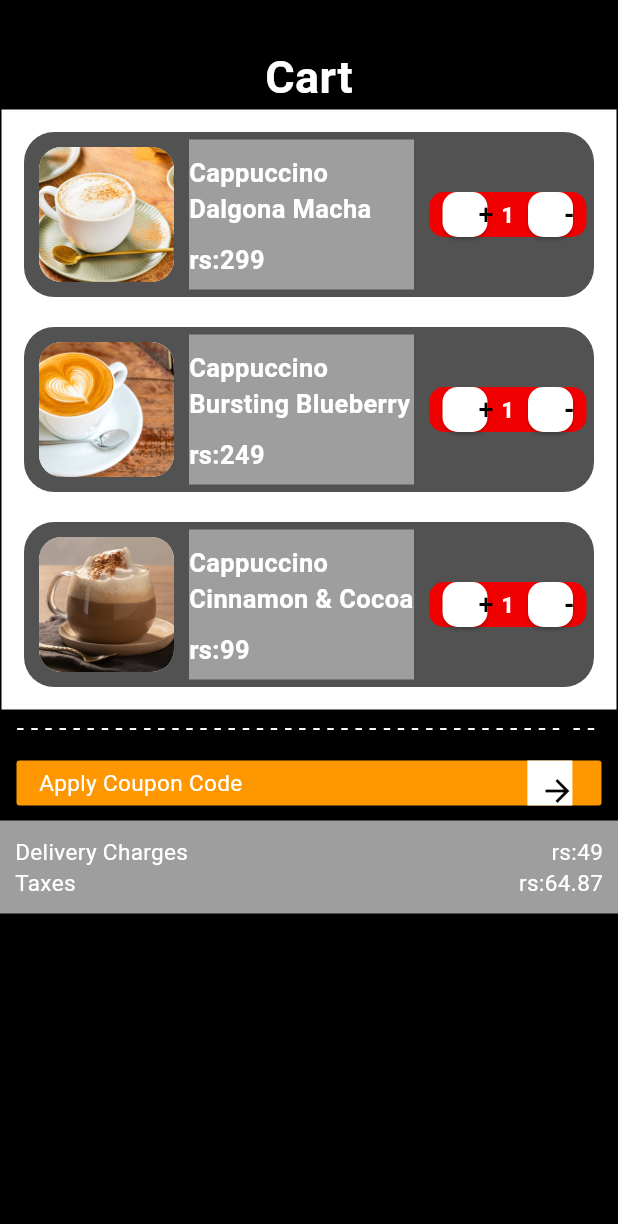
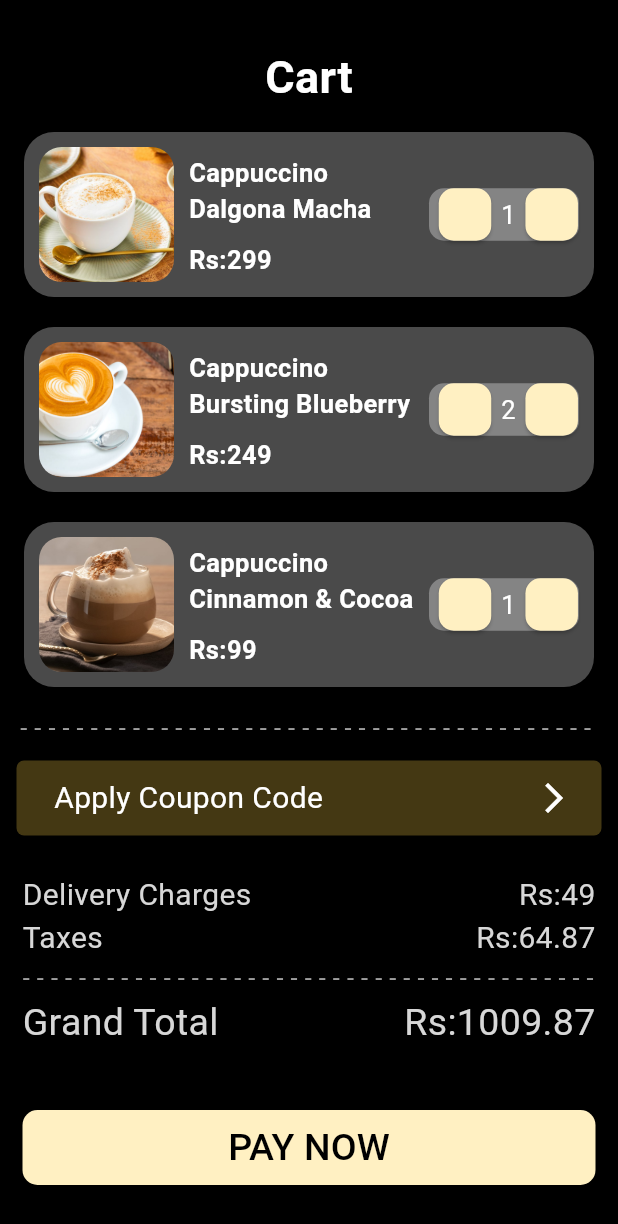
Before and after one commit to Darwynkjoy/Barista_coffee, a Flutter app: the Cartpage screen opened directly, on a phone screen of 412 x 824 dp. Shown: the top 1224 px of the screen. Run offline on Flutter 3.47's test engine with Material 3 defaults, Android fonts, the phone set to English and light mode, and no system bars.

Commit message:
daily push

```diff
--- a/lib/cartpage.dart
+++ b/lib/cartpage.dart
@@ -8,17 +8,21 @@ class Cartpage extends StatelessWidget{
     {
       "image":"assets/images/coffe1.jpg",
       "name":"Dalgona Macha",
-      "price":"rs:299"
+      "price":"Rs:299",
+      "quantity":"1",
     },
     {
       "image":"assets/images/coffee2.jpg",
       "name":"Bursting Blueberry",
-      "price":"rs:249"
+      "price":"Rs:249",
+      "quantity":"2",
+
     },
     {
       "image":"assets/images/coffee3.jpg",
       "name":"Cinnamon & Cocoa",
-      "price":"rs:99"
+      "price":"Rs:99",
+      "quantity":"1"
     },
 
     ];
@@ -32,7 +36,6 @@ class Cartpage extends StatelessWidget{
         Text("Cart",style: TextStyle(fontSize: 30,fontWeight: FontWeight.bold,color: Colors.white),),
         Container(
           width: 410,height: 400,
-          color: Colors.white,
           child: ListView.separated(
             padding: EdgeInsets.all(15),
             itemBuilder: (context,index){
@@ -45,13 +48,11 @@ class Cartpage extends StatelessWidget{
                       width: 90,
                       decoration: BoxDecoration(
                         borderRadius: BorderRadius.circular(15),
-                        color: const Color.fromARGB(255, 255, 254, 254),
                         image: DecorationImage(image: AssetImage(imageList[index]["image"]),fit: BoxFit.cover)
                         ),
                       ),
                       SizedBox(width: 10,),
                   Container(
-                    color: Colors.grey,
                     height: 100,
                     width: 150,
                     child: Column(
@@ -65,42 +66,52 @@ class Cartpage extends StatelessWidget{
                       ],
                     ),
                   ),
+
                   SizedBox(width: 10,),
+
                   Container(
-                    height: 30,
-                    width: 105,
-                    decoration: BoxDecoration(borderRadius: BorderRadius.circular(10),color: const Color.fromARGB(255, 240, 0, 0)),
+                    height: 35,
+                    width: 100,
+                    decoration: BoxDecoration(borderRadius: BorderRadius.circular(10),color: const Color.fromARGB(255, 132, 132, 132)),
                     child: Row(
                       mainAxisAlignment: MainAxisAlignment.spaceBetween,
                       children: [
-                        ElevatedButton(
-                          style: ElevatedButton.styleFrom(
-                            minimumSize:Size(30,30),
-                            maximumSize: Size(30,30),
-                            backgroundColor: Colors.white,
-                            shape: RoundedRectangleBorder(borderRadius: BorderRadius.circular(10))
-                          ),
-                          onPressed: (){}, child: Center(child: Text("+",style: TextStyle(color: Colors.black,fontSize: 18),)),),
+                        SizedBox(
+                          //height: 35,
+                          //width: 35,
+                          child: ElevatedButton(
+                            style: ElevatedButton.styleFrom(
+                              minimumSize: Size(35, 35),
+                              maximumSize: Size(35, 35),
+                              shape: RoundedRectangleBorder(borderRadius: BorderRadius.circular(10)),
+                              backgroundColor: const Color.fromARGB(255, 255, 240, 194)
+                            ),
+                            onPressed: (){}, child: Text("+",style: TextStyle(fontSize: 25,color: Colors.black),)),
+                        ),
 
-                        Text("1",style: TextStyle(color: Colors.white,fontSize: 15,fontWeight: FontWeight.bold),),
+                        Text(imageList[index]["quantity"],style: TextStyle(fontSize: 17,color: Colors.white),),
 
-                        ElevatedButton(
-                          style: ElevatedButton.styleFrom(
-                            minimumSize:Size(30,30),
-                            maximumSize: Size(30,30),
-                            backgroundColor: Colors.white,
-                            shape: RoundedRectangleBorder(borderRadius: BorderRadius.circular(10))
-                          ),
-                          onPressed: (){}, child: Center(child: Text("-",style: TextStyle(color: Colors.black,fontSize: 18,fontWeight: FontWeight.bold),)),)
+                        SizedBox(
+                          //height: 35,
+                          //width: 35,
+                          child: ElevatedButton(
+                            style: ElevatedButton.styleFrom(
+                              minimumSize: Size(35, 35),
+                              maximumSize: Size(35, 35),
+                              shape: RoundedRectangleBorder(borderRadius: BorderRadius.circular(10)),
+                              backgroundColor: const Color.fromARGB(255, 255, 240, 194)
+                            ),
+                            onPressed: (){}, child: Text("+",style: TextStyle(fontSize: 25,color: Colors.black),)),
+                        ),
                       ],
                     ),
                   ),
-                  //SizedBox(width: 10,)
+
                   ],
                 ),
                 height: 110,
                 width: 200,
-                decoration: BoxDecoration(borderRadius: BorderRadius.circular(20),color: const Color.fromARGB(255, 82, 82, 82)),
+                decoration: BoxDecoration(borderRadius: BorderRadius.circular(20),color: const Color.fromARGB(255, 74, 74, 74)),
               );
             },
             separatorBuilder: (context,index){
@@ -109,48 +120,68 @@ class Cartpage extends StatelessWidget{
             itemCount: 3,
             ),
         ),
-        Text("- - - - - - - - - - - - - - - - - - - - - - - - - - - - - - - - - - - - - - -  - - ",style: TextStyle(fontSize: 17,color: Colors.white),),
+        Text("- - - - - - - - - - - - - - - - - - - - - - - - - - - - - - - - - - - - - - - - - ",style: TextStyle(fontSize: 17,color: Colors.grey),),
         SizedBox(height: 10,),
         Container(
-          height: 30,
+          height: 50,
           width: 390,
-          decoration: BoxDecoration(borderRadius: BorderRadius.circular(2),color:Colors.orange),
+          decoration: BoxDecoration(borderRadius: BorderRadius.circular(5),color: const Color.fromARGB(69, 253, 207, 69)),
           child: Row(
             children: [
-              SizedBox(width: 15,),
+              SizedBox(width: 25,),
               Container(
-                child:  Text("Apply Coupon Code",style: TextStyle(fontSize: 15,color: Colors.white),)),
-              SizedBox(width: 190,),
-              Container(
-                height: 30,
-                width: 30,
-                color: const Color.fromARGB(255, 255, 255, 255),
-                child: IconButton(onPressed: (){}, icon: Icon(Icons.arrow_forward,color: const Color.fromARGB(255, 0, 0, 0),))
-                ),
+                child:  Text("Apply Coupon Code",style: TextStyle(fontSize: 20,color: Colors.white),)),
+              SizedBox(width: 130,),
+              IconButton(onPressed: (){}, icon: Icon(Icons.arrow_forward_ios,color: Colors.white),),
               SizedBox(width: 10,),
             ]
           ),
         ),
         SizedBox(height: 10,),
         Container(
-          padding: EdgeInsets.all(10),
-          color: Colors.grey,
+          padding: EdgeInsets.all(15),
+          color: const Color.fromARGB(255, 0, 0, 0),
           child: Column(
             children: [
               Row(
                 mainAxisAlignment: MainAxisAlignment.spaceBetween,
                 children: [
-                  Text("Delivery Charges",style: TextStyle(fontSize: 15,color: Colors.white),),
-                  Text("rs:49",style: TextStyle(fontSize: 15,color: Colors.white),),
+                  Text("Delivery Charges",style: TextStyle(fontSize: 20,color: const Color.fromARGB(255, 215, 215, 215)),),
+                  Text("Rs:49",style: TextStyle(fontSize: 20,color: const Color.fromARGB(255, 215, 215, 215)),),
                 ],
               ),
               Row(
                 mainAxisAlignment: MainAxisAlignment.spaceBetween,
                 children: [
-                  Text("Taxes",style: TextStyle(fontSize: 15,color: Colors.white),),
-                  Text("rs:64.87",style: TextStyle(fontSize: 15,color: Colors.white),),
+                  Text("Taxes",style: TextStyle(fontSize: 20,color: const Color.fromARGB(255, 215, 215, 215)),),
+                  Text("Rs:64.87",style: TextStyle(fontSize: 20,color: const Color.fromARGB(255, 215, 215, 215)),),
                 ]
               ),
+
+              Text("- - - - - - - - - - - - - - - - - - - - - - - - - - - - - - - - - - - - - - - - - ",style: TextStyle(fontSize: 17,color: Colors.grey),),
+
+              Row(
+                mainAxisAlignment: MainAxisAlignment.spaceBetween,
+                children: [
+                  Text("Grand Total",style: TextStyle(fontSize: 25,color: const Color.fromARGB(255, 215, 215, 215)),),
+                  Text("Rs:1009.87",style: TextStyle(fontSize: 25,color: const Color.fromARGB(255, 215, 215, 215)),),
+                ]
+              ),
+
+              SizedBox(height: 40,),
+
+              SizedBox(
+                height: 50,
+                width: 390,
+                child: ElevatedButton(
+                style: ElevatedButton.styleFrom(
+                  shape: RoundedRectangleBorder(borderRadius: BorderRadius.circular(10),),
+                  backgroundColor: const Color.fromARGB(255, 255, 240, 194)
+                ),
+                onPressed: (){},
+                child: Text("PAY NOW",style: TextStyle(fontSize: 25,color: const Color.fromARGB(255, 0, 0, 0)),)
+                ),
+              )
             ],
           ),
         ),
--- a/lib/main.dart
+++ b/lib/main.dart
@@ -17,7 +17,7 @@ class MyApp extends StatelessWidget {
     return MaterialApp(
       title: 'barista coffe app',
       debugShowCheckedModeBanner: false,
-      home: Homepage(),
+      home: Cartpage(),
     );
   }
 }
--- a/lib/welcome.dart
+++ b/lib/welcome.dart
@@ -12,7 +12,7 @@ class WelcomePage extends StatelessWidget{
             child: Expanded(
               child: Stack(
                 children: [Container(
-                  height: 700,
+                  height: 600,
                    decoration: BoxDecoration(image: DecorationImage(image: AssetImage("assets/images/coffee.jpeg"),fit: BoxFit.cover))
                 ),
                 Positioned(
@@ -40,7 +40,7 @@ class WelcomePage extends StatelessWidget{
                       width: 380,
                       child: ElevatedButton(onPressed: (){},
                       style: ElevatedButton.styleFrom(
-                        shape: BeveledRectangleBorder(borderRadius: BorderRadius.circular(20)),
+                        shape: RoundedRectangleBorder(borderRadius: BorderRadius.circular(20)),
                         backgroundColor: const Color.fromARGB(255, 228, 121, 20),
                       ),
                       child: Text("Get Started",style: TextStyle(fontSize: 20,color: Colors.white,fontWeight: FontWeight.bold),))))
```
Also changed, not shown: lib/homepage.dart (+19 -20 lines), assets/images/face2.jpg (added).
